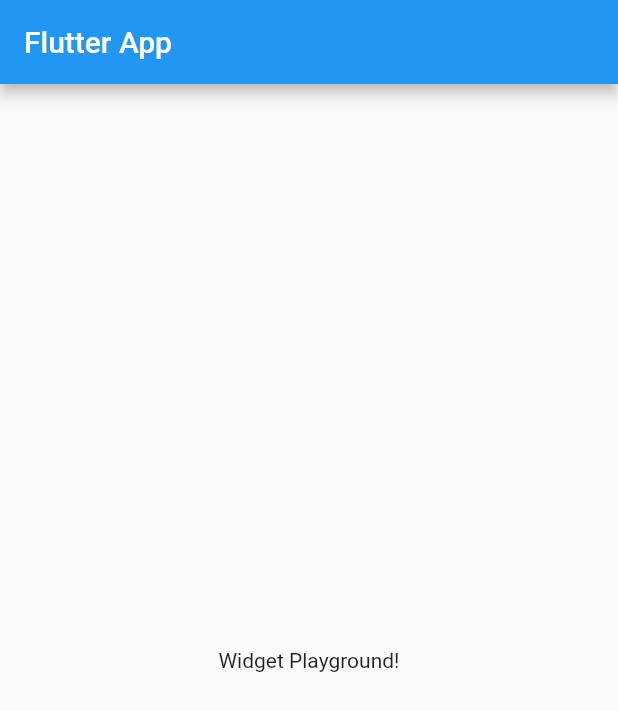
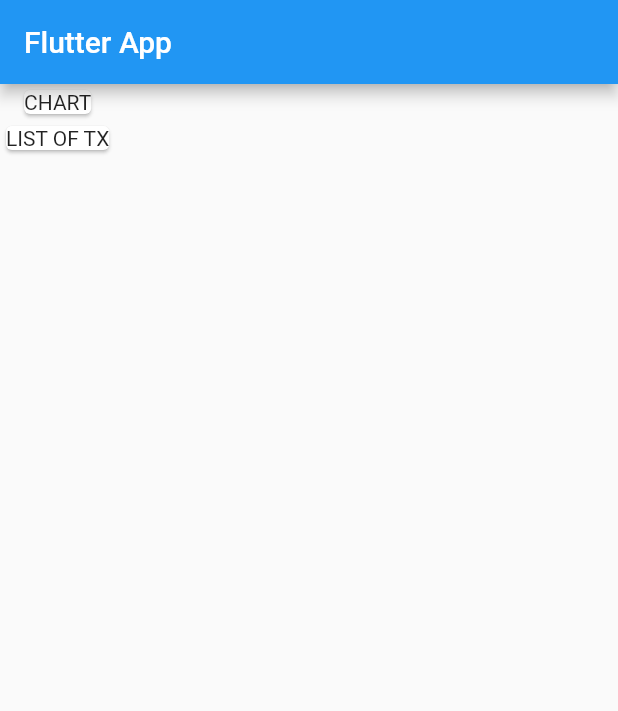
Before and after one commit to PierluigiBarocci/flutter_expenses_app, a Flutter app: the screen it shows after launch, on a phone screen of 412 x 824 dp. Shown: the top 711 px of the screen. Run offline on Flutter 3.47's test engine with Material 2 defaults, Android fonts, the phone set to English and light mode, and no system bars.

Commit message:
preparing layout for card transactions and chart

```diff
--- a/lib/main.dart
+++ b/lib/main.dart
@@ -19,8 +19,15 @@ class MyHomePage extends StatelessWidget {
       appBar: AppBar(
         title: Text('Flutter App'),
       ),
-      body: Center(
-        child: Text('Widget Playground!'),
+      body: Column(
+        children: [
+          Card(
+            child: Text('CHART'),
+          ),
+          Card(
+            child: Text('LIST OF TX'),
+          )
+        ],
       ),
     );
   }
```
